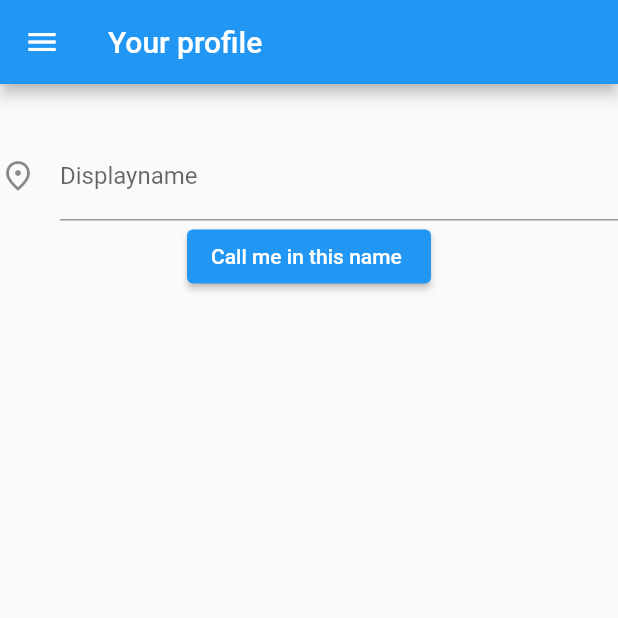
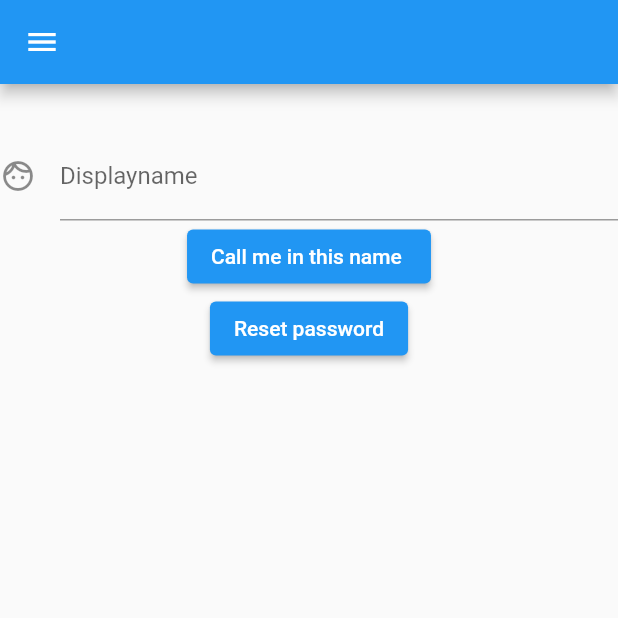
Before and after one commit to uhrinbea22/XPT, a Flutter app: the MyAppHomePage screen opened directly, in the side drawer, after a tap on "Profile", on a phone screen of 412 x 824 dp, the top half of it. Run offline on Flutter 3.47's test engine with Material 2 defaults, Android fonts, the phone set to English and light mode, and no system bars; our stand-ins replace cloud_firestore, firebase_auth, firebase_core, firebase_storage, google_maps_flutter, image_picker and 3 more; missing offline and left inert: dynamic_themes; accounts and stored records are empty; network calls fail.

Commit message:
some fixes done

```diff
--- a/app/lib/screens/home/categories/list_category_limits.dart
+++ b/app/lib/screens/home/categories/list_category_limits.dart
@@ -15,10 +15,10 @@ class CategoryLimits extends StatelessWidget {
 
   @override
   Widget build(BuildContext context) {
-   // return MyAppHomePage(title: "Category limits");
-     return MaterialApp(
+    // return MyAppHomePage(title: "Category limits");
+    return MaterialApp(
       title: 'Category Limits',
-        theme: Theme.of(context),
+      theme: Theme.of(context),
       home: MyAppHomePage(title: 'Category limits'),
     );
   }
@@ -27,10 +27,12 @@ class CategoryLimits extends StatelessWidget {
 class MyAppHomePage extends StatelessWidget {
   MyAppHomePage({Key? key, required this.title}) : super(key: key);
   final String title;
-  final limitController = TextEditingController();
+
   int limitValue = 0;
 
   Widget _buildListItem(BuildContext context, DocumentSnapshot document) {
+    final limitController = TextEditingController(text: document['limit']);
+
     return ListTile(
       leading: CircleAvatar(backgroundColor: Colors.grey),
       title: Row(
@@ -54,7 +56,8 @@ class MyAppHomePage extends StatelessWidget {
             builder: (context) {
               return AlertDialog(
                 title: const Text('Set max limit'),
-                content: TextField(
+                content: TextFormField(
+                  //initialValue: document['limit'].toString(),
                   keyboardType: TextInputType.number,
                   controller: limitController,
                   decoration: const InputDecoration(hintText: 'Type limit'),
--- a/app/lib/screens/home/flutter_diagram.dart
+++ b/app/lib/screens/home/flutter_diagram.dart
@@ -76,7 +76,7 @@ class _State extends State<RealtimeDiagram> {
         TransactionDetails tr = listWithDuplicates
             .firstWhere((element) => element.category == categories[i]);
         tr.amount = (tr.amount! + amounts[i]) as int?;
-        listWithDuplicates.add(tr);
+        // nem kell hozzaadni listWithDuplicates.add(tr);
       } else {
         listWithDuplicates.add(TransactionDetails(categories[i], amounts[i]));
         categoriesOnce.add(categories[i]);
@@ -156,7 +156,7 @@ class _State extends State<RealtimeDiagram> {
         TransactionDetails tr = listWithDuplicates
             .firstWhere((element) => element.category == categories[i]);
         tr.amount = (tr.amount! + amounts[i]) as int?;
-        listWithDuplicates.add(tr);
+       // listWithDuplicates.add(tr);
       } else {
         listWithDuplicates.add(TransactionDetails(categories[i], amounts[i]));
         categoriesOnce.add(categories[i]);
--- a/app/lib/screens/home/menu.dart
+++ b/app/lib/screens/home/menu.dart
@@ -17,6 +17,7 @@ import 'package:app/screens/home/categories/list_category_limits.dart';
 
 class NavDrawer extends StatelessWidget {
   final AuthService _authService = AuthService();
+
   @override
   Widget build(BuildContext context) {
     return Drawer(
--- a/app/lib/screens/home/profile.dart
+++ b/app/lib/screens/home/profile.dart
@@ -15,20 +15,29 @@ class ProfileScreen extends StatelessWidget {
     return MaterialApp(
       title: 'Profile',
       theme: Theme.of(context),
-      home: MyAppHomePage(title: 'Your profile'),
+      home: ProfileStateful(),
     );
   }
 }
 
-class MyAppHomePage extends StatelessWidget {
-  MyAppHomePage({Key? key, required this.title}) : super(key: key);
-  final String title;
+class ProfileStateful extends StatefulWidget {
+  @override
+  MyCustomFormStat createState() {
+    return MyCustomFormStat();
+  }
+}
+
+class MyCustomFormStat extends State<ProfileStateful> {
+  final String title = "";
   final displayNameController = TextEditingController();
+  final AuthService _authService = AuthService();
+  String resetPasswordStatus = "";
 
   @override
   Widget build(BuildContext context) {
-    final AuthService _authService = AuthService();
+    String? displayName = _authService.getuser()?.displayName;
     User? user = _authService.getuser();
+
     return Scaffold(
         drawer: NavDrawer(),
         appBar: AppBar(
@@ -39,20 +48,40 @@ class MyAppHomePage extends StatelessWidget {
             Container(
               child: Text(user!.email.toString()),
             ),
-            Text(user.displayName.toString()),
+            Text(displayName == null ? "Set a displayname" : displayName),
 
             //TODO : do this as setstate
 
             TextFormField(
               controller: displayNameController,
               decoration: const InputDecoration(
-                  icon: Icon(Icons.place_outlined), labelText: "Displayname"),
+                  icon: Icon(Icons.face_outlined), labelText: "Displayname"),
             ),
             ElevatedButton(
                 onPressed: () {
                   user.updateDisplayName(displayNameController.text);
+                  setState(() {
+                    displayName = displayNameController.text;
+                  });
                 },
                 child: const Text("Call me in this name ")),
+            ElevatedButton(
+                onPressed: () async {
+                  //send reset password email
+                  final _status = await _authService.resetPassword(
+                      email: user.email.toString());
+                  if (_status) {
+                    setState(() {
+                      resetPasswordStatus = 'Email sent';
+                    });
+                  } else {
+                    setState(() {
+                      resetPasswordStatus = 'Error happened!';
+                    });
+                  }
+                },
+                child: const Text("Reset password")),
+            Text(resetPasswordStatus)
           ],
         ));
   }
--- a/app/lib/screens/home/transactions/category_list.dart
+++ b/app/lib/screens/home/transactions/category_list.dart
@@ -80,8 +80,8 @@ class MyCustomFormState extends State<MyCustomForm> {
           child: StreamBuilder<QuerySnapshot>(
               stream: FirebaseFirestore.instance
                   .collection("transactions")
-                  .where("category", isNotEqualTo: '')
-                  //  .where("uid", isEqualTo: _authService.getuser()!.uid)
+                  //.where("category", isNotEqualTo: '')
+                  .where("uid", isEqualTo: _authService.getuser()!.uid)
                   .snapshots(),
               builder: (context, snapshot) {
                 // if not has data - loading
@@ -123,7 +123,7 @@ class MyCustomFormState extends State<MyCustomForm> {
             stream: FirebaseFirestore.instance
                 .collection('transactions')
                 .where("uid", isEqualTo: _authService.getuser()!.uid)
-                .where("category", isEqualTo: selectedCategory)
+                //.where("category", isEqualTo: selectedCategory)
                 .snapshots(),
             builder: (context, snapshot) {
               if (!snapshot.hasData) return const Text("Waiting...");
--- a/app/lib/screens/home/transactions/list_all_transactions.dart
+++ b/app/lib/screens/home/transactions/list_all_transactions.dart
@@ -10,6 +10,7 @@ import 'package:cloud_firestore/cloud_firestore.dart';
 import 'package:provider/provider.dart';
 import 'package:shared_preferences/shared_preferences.dart';
 import '../../../services/auth_service.dart';
+import 'package:intl/intl.dart';
 
 void main() {
   runApp(ListAllTrans());
@@ -50,6 +51,7 @@ class MyAppHomePage extends StatelessWidget {
   final String title;
 
   Widget _buildListItem(BuildContext context, DocumentSnapshot document) {
+    final numberFormat = new NumberFormat("#,###", "en_US");
     return Column(
       children: [
         // listázás kategóriánként VAGY szűrés kulcsszóra a title-ben vagy note-ban
@@ -85,7 +87,7 @@ class MyAppHomePage extends StatelessWidget {
               ),
             ],
           ),
-          subtitle: Text(document['amount'].toString(),
+          subtitle: Text(numberFormat.format(document['amount']),
               style: TextStyle(color: Colors.black)
               //Theme.of(context).textTheme.displaySmall,
               ),
@@ -125,7 +127,7 @@ class MyAppHomePage extends StatelessWidget {
             .where('uid', isEqualTo: user!.uid)
             .snapshots(),
         builder: (context, snapshot) {
-          if (!snapshot.hasData) return const Text("Waiting...");
+          if (!snapshot.hasData) return const Text("No data");
           if (snapshot.hasError) return Text('Something went wrong');
           // if (snapshot.hasData) return Text('has data');
 
--- a/app/lib/screens/home/transactions/transactions_detailview.dart
+++ b/app/lib/screens/home/transactions/transactions_detailview.dart
@@ -51,6 +51,7 @@ class TransactionDetailview extends StatelessWidget {
                         builder: (BuildContext context,
                             AsyncSnapshot<String?> snapshot) {
                           if (!snapshot.hasData)
+                            //rather return null or nothing
                             return const Text(
                                 "No picture for this transaction...");
                           if (snapshot.hasError)
@@ -314,7 +315,7 @@ class TransactionDetailview extends StatelessWidget {
         stream: FirebaseFirestore.instance
             .collection("transactions")
             .where("title", isEqualTo: title)
-            //.where("uid", isEqualTo: user!.uid)
+            .where("uid", isEqualTo: user!.uid)
             .get()
             .asStream(),
         builder: (context, snapshot) {
```
Also changed, not shown: app/lib/screens/authenticate/sign_in.dart (+18 -4 lines), app/lib/screens/authenticate/sign_up.dart (+3 -4 lines), app/lib/screens/home/transactions/create_transaction.dart (+24 -18 lines), app/lib/services/auth_service.dart (+13 -4 lines).
